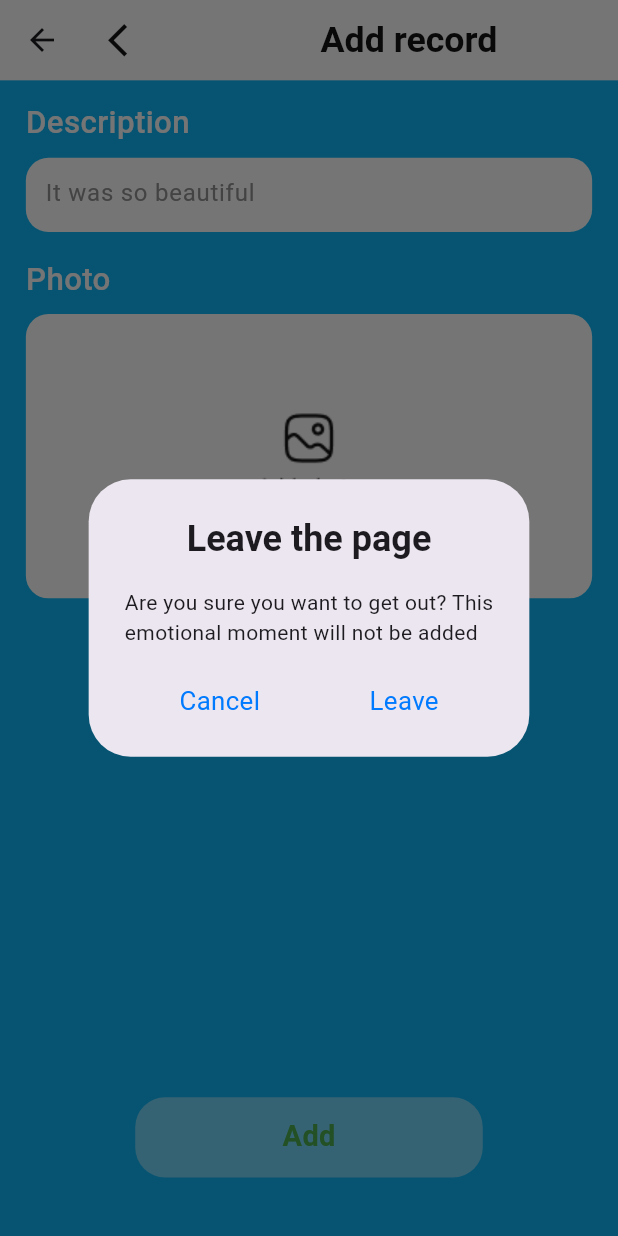
After one commit to abdybekusyimyk/izder, a Flutter app: the Addrecord screen opened directly, after a tap on "Add", on a phone screen of 412 x 824 dp. The commit adds this screen. Run offline on Flutter 3.47's test engine with Material 3 defaults, Android fonts, the phone set to English and light mode, and no system bars; our stand-ins replace image_picker, responsive_sizer.

Commit message:
abubakr Emotional  momen tadding

```diff
--- /dev/null
+++ b/lib/src/modules/abubakr_Emotional_momen_tadding/view/Add record.dart
@@ -0,0 +1,176 @@
+import 'dart:io';
+
+import 'package:flutter/material.dart';
+import 'package:image_picker/image_picker.dart';
+import 'package:izder/src/modules/abubakr_Emotional_momen_tadding/widget/button_sheet.dart';
+import 'package:izder/src/modules/abubakr_Emotional_momen_tadding/widget/shodiolog.dart';
+import 'package:responsive_sizer/responsive_sizer.dart';
+
+class Addrecord extends StatefulWidget {
+  const Addrecord({super.key});
+
+  @override
+  State<Addrecord> createState() => _AddrecordState();
+}
+
+class _AddrecordState extends State<Addrecord> {
+  File? _selectedImage;
+
+  // ignore: unused_element
+  Future<void> _pickImage() async {
+    final pickedFile =
+        await ImagePicker().pickImage(source: ImageSource.gallery);
+    if (pickedFile != null) {
+      setState(() {
+        _selectedImage = File(pickedFile.path);
+      });
+    }
+  }
+
+  Future displayButtonSheet(BuildContext context) {
+    return showModalBottomSheet(
+      context: context,
+      builder: (context) => ButtonSheetWidget(),
+    );
+  }
+
+  void _showAddDialog(BuildContext context) {
+    showDialog(
+      context: context,
+      builder: (context) {
+        return ShodiologWidget();
+      },
+    );
+  }
+
+  @override
+  Widget build(BuildContext context) {
+    return Scaffold(
+      backgroundColor: Color(0xff0DB8F8),
+      appBar: AppBar(
+        backgroundColor: Color(0xffFFFFFF),
+        toolbarHeight: 13.w,
+        title: Center(
+          child: Row(
+            children: [
+              Icon(
+                Icons.arrow_back_ios,
+                color: Color(0xff131313),
+                size: 21.sp,
+              ),
+              SizedBox(width: 28.w),
+              Text(
+                "Add record",
+                style: TextStyle(
+                  color: Color(0xff131313),
+                  fontSize: 20.sp,
+                  fontWeight: FontWeight.w600,
+                ),
+              ),
+            ],
+          ),
+        ),
+      ),
+      body: Padding(
+        padding: EdgeInsets.symmetric(
+          horizontal: 17.sp,
+          vertical: 15.sp,
+        ),
+        child: Column(
+          crossAxisAlignment: CrossAxisAlignment.start,
+          children: [
+            Text(
+              "Description",
+              style: TextStyle(
+                color: Color(0xffffffff),
+                fontWeight: FontWeight.w500,
+                fontSize: 18.7.sp,
+              ),
+            ),
+            SizedBox(height: 1.h),
+            Container(
+              width: double.infinity,
+              height: 6.h,
+              decoration: BoxDecoration(
+                color: Color(0xffffffff),
+                borderRadius: BorderRadius.circular(15),
+              ),
+              child: TextField(
+                decoration: InputDecoration(
+                  contentPadding:
+                      EdgeInsetsDirectional.symmetric(horizontal: 13),
+                  border: InputBorder.none,
+                  hintText: "It was so beautiful",
+                  hintStyle: TextStyle(
+                    color: Color(0xff939393),
+                  ),
+                ),
+              ),
+            ),
+            SizedBox(height: 2.h),
+            Text(
+              "Photo",
+              style: TextStyle(
+                color: Color(0xffffffff),
+                fontWeight: FontWeight.w500,
+                fontSize: 18.7.sp,
+              ),
+            ),
+            SizedBox(height: 1.h),
+            Container(
+              width: double.infinity,
+              height: 23.h,
+              decoration: BoxDecoration(
+                color: Color(0xffffffff),
+                borderRadius: BorderRadius.circular(15),
+              ),
+              child: Center(
+                child: InkWell(
+                  onTap: () {
+                    displayButtonSheet(context);
+                  },
+                  child: _selectedImage != null
+                      ? Image.file(
+                          _selectedImage!,
+                          width: double.infinity,
+                          height: double.infinity,
+                          fit: BoxFit.cover,
+                        )
+                      : Image.asset("assets/images/add.photo.png"),
+                ),
+              ),
+            ),
+            Spacer(flex: 13),
+            Padding(
+              padding: EdgeInsets.symmetric(horizontal: 35.sp),
+              child: GestureDetector(
+                onTap: () {
+                  _showAddDialog(context);
+                },
+                child: Container(
+                  width: double.infinity,
+                  height: 6.5.h,
+                  decoration: BoxDecoration(
+                    borderRadius: BorderRadius.circular(20),
+                    color: Color.fromARGB(110, 255, 255, 255),
+                  ),
+                  child: Center(
+                    child: Text(
+                      "Add",
+                      style: TextStyle(
+                        color: Colors.green,
+                        fontSize: 18.sp,
+                        fontWeight: FontWeight.w700,
+                      ),
+                    ),
+                  ),
+                ),
+              ),
+            ),
+            Spacer(),
+          ],
+        ),
+      ),
+    );
+  }
+}
--- /dev/null
+++ b/lib/src/modules/abubakr_Emotional_momen_tadding/widget/shodiolog.dart
@@ -0,0 +1,49 @@
+import 'package:flutter/material.dart';
+import 'package:responsive_sizer/responsive_sizer.dart';
+
+class ShodiologWidget extends StatelessWidget {
+  const ShodiologWidget({super.key});
+
+  @override
+  Widget build(BuildContext context) {
+    return AlertDialog(
+      title: Center(
+        child: Text(
+          "Leave the page",
+          style: TextStyle(fontWeight: FontWeight.bold),
+        ),
+      ),
+      content: Text(
+          "Are you sure you want to get out? This\nemotional moment will not be added"),
+      actions: <Widget>[
+        Row(
+          mainAxisAlignment: MainAxisAlignment.spaceAround,
+          children: [
+            GestureDetector(
+              onTap: () {
+                Navigator.pop(context);
+              },
+              child: Text(
+                "Cancel",
+                style: TextStyle(
+                  color: Color(0xff007AFF),
+                  fontSize: 17.sp,
+                ),
+              ),
+            ),
+            InkWell(
+              onTap: () {},
+              child: Text(
+                "Leave",
+                style: TextStyle(
+                  color: Color(0xff007AFF),
+                  fontSize: 17.sp,
+                ),
+              ),
+            ),
+          ],
+        )
+      ],
+    );
+  }
+}
--- a/lib/src/modules/splashscreen_onboarding_paywall/home_page3.dart
+++ b/lib/src/modules/splashscreen_onboarding_paywall/home_page3.dart
@@ -1,6 +1,6 @@
 import 'package:flutter/material.dart';
 import 'package:izder/src/components/nabbar_view.dart';
-import 'package:izder/src/modules/splashscreen_onboarding_paywall/view/home_page2.dart';
+// import 'package:izder/src/modules/splashscreen_onboarding_paywall/view/home_page2.dart';
 
 class HomePage3 extends StatelessWidget {
   const HomePage3({super.key});
--- a/lib/src/modules/splashscreen_onboarding_paywall/view/home_page2.dart
+++ b/lib/src/modules/splashscreen_onboarding_paywall/view/home_page2.dart
@@ -1,5 +1,5 @@
 import 'package:flutter/material.dart';
-import 'package:izder/src/modules/splashscreen_onboarding_paywall/home_page.dart';
+// import 'package:izder/src/modules/splashscreen_onboarding_paywall/home_page.dart';
 import 'package:izder/src/modules/splashscreen_onboarding_paywall/home_page3.dart';
 
 class homepage2 extends StatelessWidget {
--- a/pubspec.yaml
+++ b/pubspec.yaml
@@ -35,6 +35,8 @@ dependencies:
   # Use with the CupertinoIcons class for iOS style icons.
   cupertino_icons: ^1.0.8
   responsive_sizer: ^3.3.1
+  image_picker: ^1.1.2
+
 
 
 dev_dependencies:
```
Also changed, not shown: lib/src/modules/abubakr_Emotional_momen_tadding/widget/button_sheet.dart (added, +82 -0 lines), lib/src/modules/emotional_moment_adding/view/emotional_moment_adding_view.dart (deleted, +0 -17 lines), lib/src/modules/main_screen/diary_view.dart (+18 -8 lines), assets/images/add.photo.png (added), pubspec.lock (added), 5 other files.
